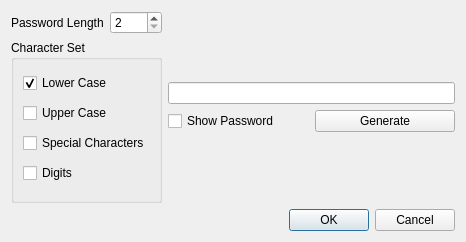
This is design/RandomizedPasswordDialog.ui in xaprier/qt-password-manager as Qt 5 draws it before an edit. The edited form follows.
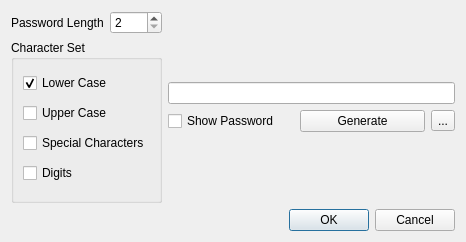
This is the edited form.

Commit message: Added copy password option

The edit to the form file:
```diff
--- a/design/RandomizedPasswordDialog.ui
+++ b/design/RandomizedPasswordDialog.ui
@@ -120,6 +120,13 @@
          </property>
         </widget>
        </item>
+       <item>
+        <widget class="QToolButton" name="copyTB">
+         <property name="text">
+          <string>...</string>
+         </property>
+        </widget>
+       </item>
       </layout>
      </item>
      <item>
```
The commit also changes 14 other files.
